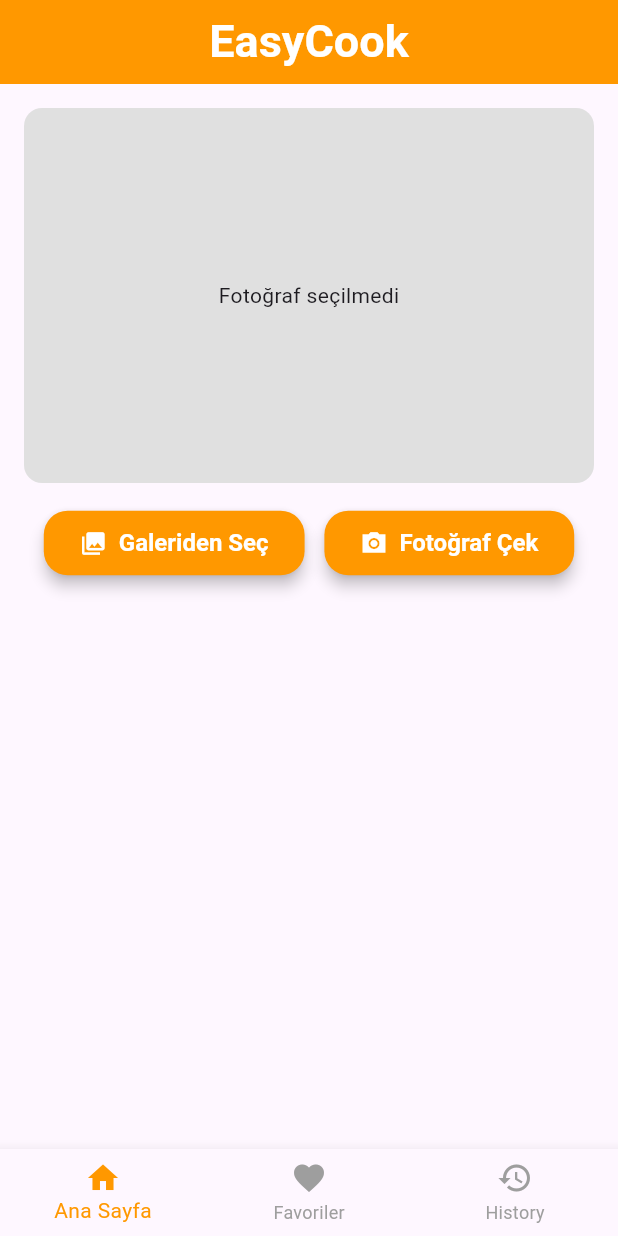
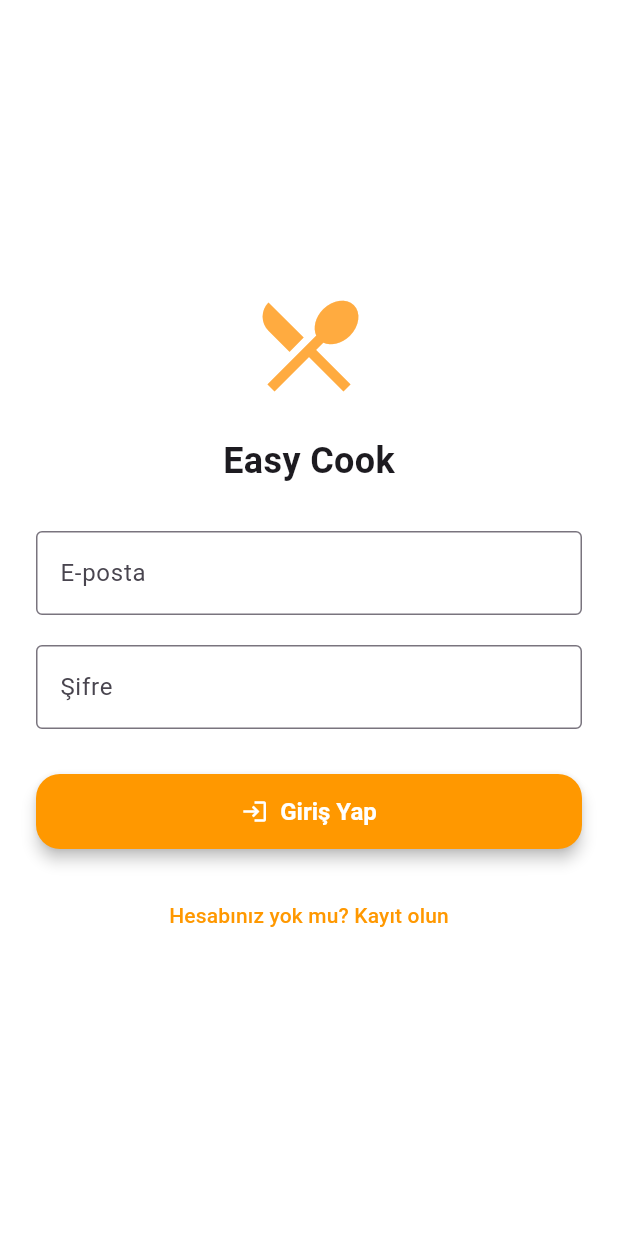
Before and after one commit to OnurSmnc/EasyCookMobile, a Flutter app: the screen it shows after launch, on a phone screen of 412 x 824 dp. Run offline on Flutter 3.47's test engine with Material 3 defaults, Android fonts, the light colour scheme and no system bars; our stand-ins replace image_picker; missing offline and left inert: dart:ffi.

Commit message:
login and register pages UI

```diff
--- a/lib/main.dart
+++ b/lib/main.dart
@@ -3,6 +3,7 @@ import 'package:easycook/views/favorite/favorite_page.dart';
 import 'package:easycook/views/history/history_page.dart';
 import 'package:easycook/views/home/screens/home_page.dart';
 import 'package:easycook/views/home/screens/home_recipe_page.dart';
+import 'package:easycook/views/auth/login.dart';
 import 'package:flutter/material.dart';
 
 void main() {
@@ -21,7 +22,7 @@ class MyApp extends StatelessWidget {
         primarySwatch: Colors.orange,
         visualDensity: VisualDensity.adaptivePlatformDensity,
       ),
-      home: MainNavigationWrapper(),
+      home: LoginPage(),
     );
   }
 }
--- /dev/null
+++ b/lib/views/auth/login.dart
@@ -0,0 +1,91 @@
+import 'package:easycook/core/widgets/elevatedButton.dart';
+import 'package:easycook/views/auth/register.dart';
+import 'package:flutter/material.dart';
+
+class LoginPage extends StatefulWidget {
+  const LoginPage({super.key});
+
+  @override
+  State<LoginPage> createState() => _LoginPageState();
+}
+
+class _LoginPageState extends State<LoginPage> {
+  final emailController = TextEditingController();
+  final passwordController = TextEditingController();
+
+  void login() {
+    final email = emailController.text.trim();
+    final password = passwordController.text;
+
+    // Giriş işlemi burada yapılır (API çağrısı veya Firebase)
+    print("Email: $email, Password: $password");
+
+    // Doğrulama sonrası başka sayfaya yönlendirme yapılabilir
+  }
+
+  @override
+  Widget build(BuildContext context) {
+    return Scaffold(
+      backgroundColor: Colors.white,
+      body: Center(
+        child: SingleChildScrollView(
+          padding: const EdgeInsets.all(24.0),
+          child: Column(
+            mainAxisAlignment: MainAxisAlignment.center,
+            children: [
+              const Icon(Icons.restaurant_menu,
+                  size: 80, color: Colors.orangeAccent),
+              const SizedBox(height: 20),
+              const Text(
+                "Easy Cook",
+                style: TextStyle(fontSize: 24, fontWeight: FontWeight.bold),
+              ),
+              const SizedBox(height: 30),
+              TextField(
+                controller: emailController,
+                decoration: const InputDecoration(
+                  labelText: "E-posta",
+                  border: OutlineInputBorder(),
+                ),
+                keyboardType: TextInputType.emailAddress,
+              ),
+              const SizedBox(height: 20),
+              TextField(
+                controller: passwordController,
+                decoration: const InputDecoration(
+                  labelText: "Şifre",
+                  border: OutlineInputBorder(),
+                ),
+                obscureText: true,
+              ),
+              const SizedBox(height: 30),
+              SizedBox(
+                  width: double.infinity,
+                  height: 50,
+                  child: ElevatedButtonWidget(
+                    onPressed: login,
+                    icon: Icon(Icons.login, color: Colors.white),
+                    title: "Giriş Yap",
+                  )),
+              const SizedBox(height: 20),
+              TextButton(
+                onPressed: () {
+                  // Kayıt sayfasına yönlendirme
+                  Navigator.push(
+                    context,
+                    MaterialPageRoute(
+                        builder: (context) => const RegisterPage()),
+                  );
+                },
+                child: const Text(
+                  "Hesabınız yok mu? Kayıt olun",
+                  style: TextStyle(color: Colors.orange),
+                ),
+              ),
+            ],
+          ),
+        ),
+      ),
+    );
+  }
+}
```
Also changed, not shown: lib/views/auth/register.dart (added, +158 -0 lines).
